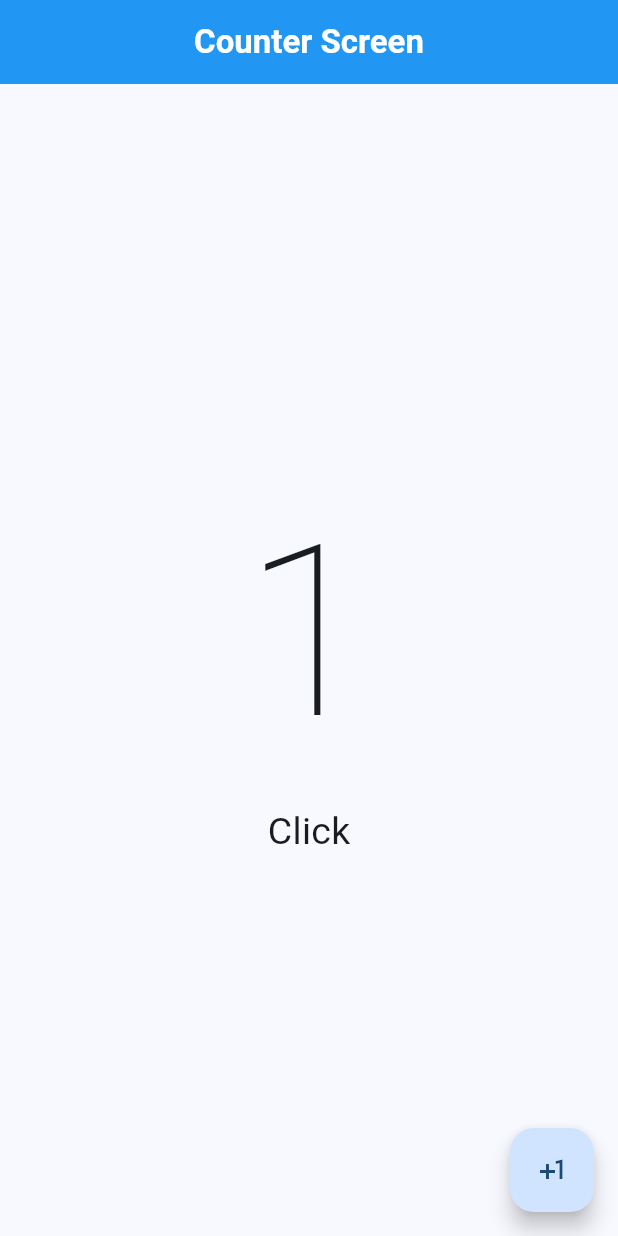
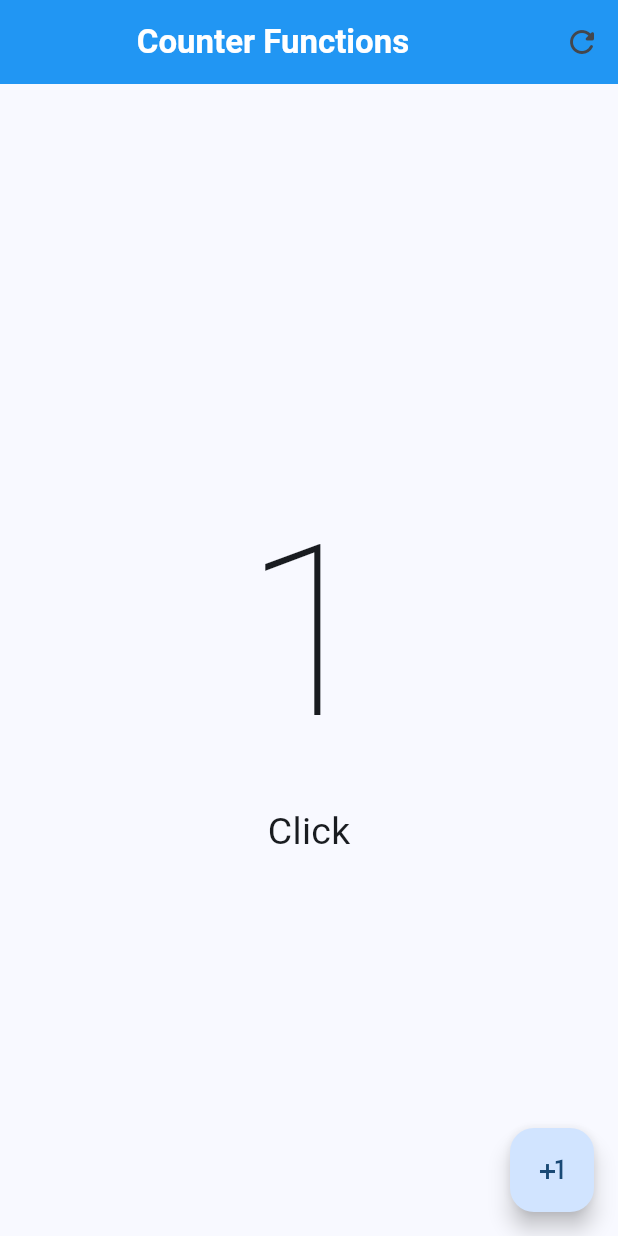
Before and after one commit to fernandoiosono/hello_world_flutter, a Flutter app: the screen it shows after launch, after a tap on the "plus one" icon, on a phone screen of 412 x 824 dp. Run offline on Flutter 3.47's test engine with Material 3 defaults, Android fonts, the phone set to English and light mode, and no system bars.

Commit message:
Restart Counter Button Added

```diff
--- a/lib/main.dart
+++ b/lib/main.dart
@@ -1,5 +1,6 @@
 import 'package:flutter/material.dart';
-import 'package:hello_world_flutter/presentation/screens/counter/counter_screen.dart';
+import 'package:hello_world_flutter/presentation/screens/counter/counter_functions_screen.dart';
+// import 'package:hello_world_flutter/presentation/screens/counter/counter_screen.dart';
 
 void main() {
   runApp(const MyApp());
@@ -16,7 +17,7 @@ class MyApp extends StatelessWidget {
         useMaterial3: true,
         colorSchemeSeed: Colors.blue
       ),
-      home: const CounterScreen()
+      home: const CounterFunctionsScreen()
     );
   }
 }
--- /dev/null
+++ b/lib/presentation/screens/counter/counter_functions_screen.dart
@@ -0,0 +1,63 @@
+import 'package:flutter/material.dart';
+
+class CounterFunctionsScreen extends StatefulWidget {
+  const CounterFunctionsScreen({super.key});
+
+  @override
+  State<CounterFunctionsScreen> createState() => _CounterFunctionsScreenState();
+}
+
+class _CounterFunctionsScreenState extends State<CounterFunctionsScreen> {
+  int clickCounter = 0;
+
+  @override
+  Widget build(BuildContext context) {
+    return Scaffold(
+      appBar: AppBar(
+        title: const Center(child: Text('Counter Functions', style: TextStyle(
+          fontWeight: FontWeight.bold,
+          color: Colors.white
+        ),)),
+        backgroundColor: Colors.blue,
+        actions: [
+          IconButton(
+            icon: Icon(Icons.refresh_rounded),
+            onPressed: () {
+              setState(() {
+                clickCounter = 0;
+              });
+            }
+          ),
+        ],
+        // leading: IconButton(
+        //   icon: Icon(Icons.refresh_rounded),
+        //   onPressed: () {
+
+        //   }
+        // ),
+      ),
+      body: Center( // Centrado Horizontal
+        child: Column(
+          mainAxisAlignment: MainAxisAlignment.center, // Centrado Vertical
+          children: [
+            Text('$clickCounter', style: const TextStyle(
+              fontSize: 160,
+              fontWeight: FontWeight.w100
+            ),),
+            Text('Click${ clickCounter == 1 ? '' : 's'}', style: TextStyle(
+              fontSize: 25
+            ),)
+          ],
+        )
+      ),
+      floatingActionButton: FloatingActionButton(
+        onPressed: () {
+          clickCounter ++;
+
+          setState((){});
+        },
+        child: const Icon(Icons.plus_one)
+      )
+    );
+  }
+}
```
